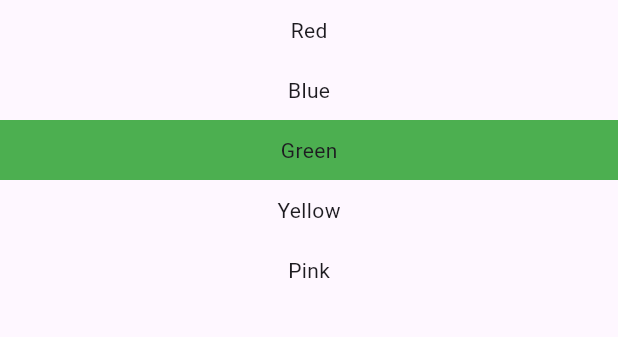
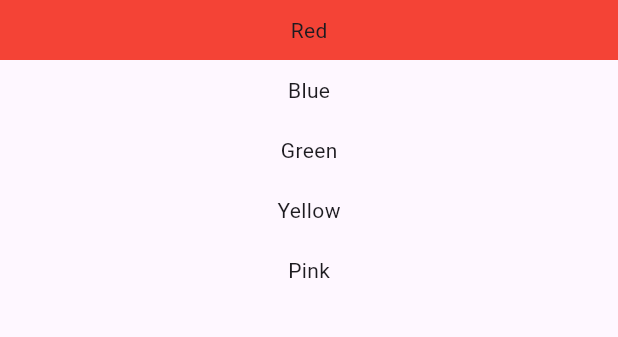
Before and after one commit to taweewong/Flutter-Riverpod, a Flutter app: the screen it shows after launch, on a phone screen of 412 x 824 dp, the part 84-421 px from its top. Run offline on Flutter 3.47's test engine with Material 3 defaults, Android fonts, the phone set to English and light mode, and no system bars; our stand-ins replace flutter_riverpod.

Commit message:
Create stateful consumer and consume the state from its provider

```diff
--- /dev/null
+++ b/lib/2_stateful_consumer/stateful_consumer.dart
@@ -0,0 +1,48 @@
+import 'package:flutter/material.dart';
+import 'package:flutter_riverpod/flutter_riverpod.dart';
+import 'package:flutter_riverpod_learning/2_stateful_consumer/stateful_consumer_provider.dart';
+
+class StatefulConsumerPage extends ConsumerStatefulWidget {
+  const StatefulConsumerPage({super.key});
+
+  @override
+  ConsumerState<StatefulConsumerPage> createState() => _StatefulConsumerState();
+}
+
+class _StatefulConsumerState extends ConsumerState<StatefulConsumerPage> {
+  @override
+  Widget build(BuildContext context) {
+    List<String> itemList = ref.watch(itemProvider);
+    String redItem = ref.watch(redItemProvider).first;
+
+    return Scaffold(
+      appBar: AppBar(
+        title: Text("Stateless Consumer Widget"),
+        backgroundColor: Theme.of(context).colorScheme.inversePrimary,
+      ),
+      body: ListView.builder(
+          itemCount: itemList.length,
+          itemBuilder: (context, index) {
+            String item = itemList[index];
+            BoxDecoration? decoration;
+
+            if (item == redItem) {
+              decoration = BoxDecoration(
+                  color: Colors.red
+              );
+            }
+
+            return Container(
+              padding: EdgeInsets.all(10),
+              alignment: Alignment.center,
+              decoration: decoration,
+              child: Text(
+                itemList[index],
+                style: Theme.of(context).textTheme.bodyMedium,
+              ),
+            );
+          }
+      ),
+    );
+  }
+}
--- /dev/null
+++ b/lib/2_stateful_consumer/stateful_consumer_provider.dart
@@ -0,0 +1,18 @@
+import 'package:flutter_riverpod/flutter_riverpod.dart';
+
+const itemList = [
+  "Red",
+  "Blue",
+  "Green",
+  "Yellow",
+  "Pink",
+];
+
+// Create provider without generation
+final itemProvider = Provider((ref) {
+  return itemList;
+});
+
+final redItemProvider = Provider((ref) {
+  return itemList.where((p) => p.contains("Red")).toList();
+});
--- a/lib/main.dart
+++ b/lib/main.dart
@@ -2,6 +2,7 @@ import 'package:flutter/material.dart';
 import 'package:flutter_riverpod/flutter_riverpod.dart';
 
 import '1_stateless_consumer/stateless_consumer.dart';
+import '2_stateful_consumer/stateful_consumer.dart';
 
 void main() {
   runApp(ProviderScope(child: const MyApp()));
@@ -17,7 +18,8 @@ class MyApp extends StatelessWidget {
       theme: ThemeData(
         colorScheme: ColorScheme.fromSeed(seedColor: Colors.deepPurple),
       ),
-      home: const StatelessConsumerPage(),
+      // home: const StatelessConsumerPage(),
+      home: const StatefulConsumerPage(),
     );
   }
 }
```
